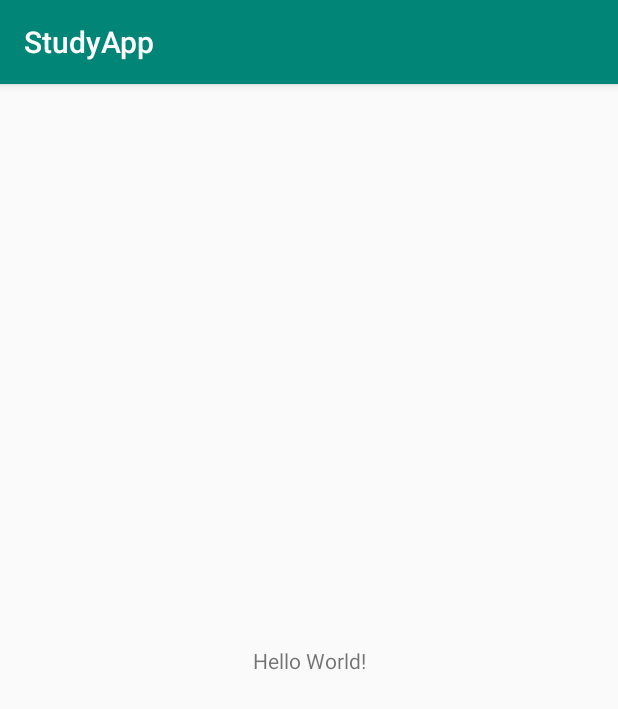
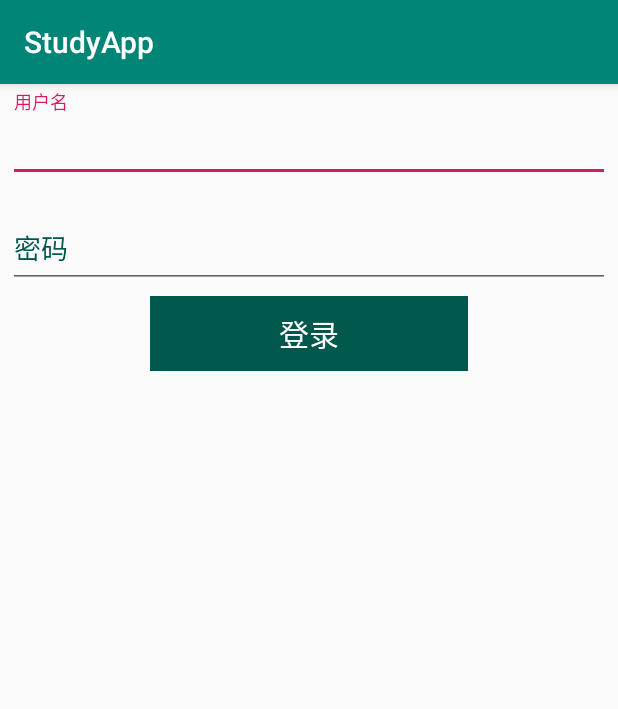
Before and after one commit to YinWuteng/StudyApp, an Android app: the screen it shows after launch (MainActivity before the commit, LoginActivity after it), on a phone screen of 412 x 824 dp. Shown: the top 709 px of the screen. Run offline under Robolectric (Android 15) with nearby library versions, the phone set to English and light mode, and no system bars.

Commit message:
模拟登录，消除btn阴影

```diff
--- a/app/build.gradle
+++ b/app/build.gradle
@@ -25,4 +25,7 @@ dependencies {
     testImplementation 'junit:junit:4.12'
     androidTestImplementation 'com.android.support.test:runner:1.0.2'
     androidTestImplementation 'com.android.support.test.espresso:espresso-core:3.0.2'
+
+    //md
+    implementation 'com.android.support:design:27.1.1'
 }
--- /dev/null
+++ b/app/src/main/java/com/study/LoginActivity.java
@@ -0,0 +1,136 @@
+package com.study;
+
+
+import android.annotation.SuppressLint;
+import android.content.Context;
+import android.content.Intent;
+import android.content.SharedPreferences;
+import android.os.Handler;
+import android.os.Message;
+import android.support.design.widget.TextInputLayout;
+import android.view.View;
+import android.view.animation.Animation;
+import android.view.animation.AnimationUtils;
+import android.view.animation.ScaleAnimation;
+import android.widget.Button;
+import android.widget.EditText;
+import android.widget.ProgressBar;
+
+import com.study.base.BaseActivity;
+import com.study.util.ToastUtils;
+
+/**
+ * 登录页面
+ */
+public class LoginActivity extends BaseActivity implements View.OnClickListener {
+
+    private EditText ed_user;
+    private EditText ed_password;
+    private Button btnLogin;
+    private ProgressBar login_progress_bar;
+    @SuppressLint("HandlerLeak")
+    private Handler handler = new Handler() {
+        @Override
+        public void handleMessage(Message msg) {
+            if (msg.what == 0) {
+                login_progress_bar.setVisibility(View.GONE);
+                checkNull(ed_user.getText().toString(), ed_password.getText().toString());
+            }
+        }
+    };
+
+    private Runnable runnable = new Runnable() {
+        @Override
+        public void run() {
+            Message message = new Message();
+            message.what = 0;
+            handler.handleMessage(message);
+        }
+    };
+
+    @Override
+    protected int getLayoutId() {
+        return R.layout.activity_login;
+    }
+
+    @Override
+    protected void findId() {
+
+        TextInputLayout tx_user_hint = findViewById(R.id.tx_user_hint);
+        TextInputLayout tx_password_hin = findViewById(R.id.tx_password_hint);
+        ed_user = findViewById(R.id.ed_user);
+        ed_password = findViewById(R.id.ed_password);
+
+
+        getUserInfo();
+        tx_user_hint.setHint(getResources().getString(R.string.user));
+        tx_password_hin.setHint(getResources().getString(R.string.password));
+
+        btnLogin = findViewById(R.id.btn_login);
+        btnLogin.setOnClickListener(this);
+
+        login_progress_bar = findViewById(R.id.login_progress_bar);
+    }
+
+    @Override
+    public void onClick(View v) {
+        switch (v.getId()) {
+            case R.id.btn_login:
+                login_progress_bar.setVisibility(View.VISIBLE);
+                //登录动画
+                showAnimation();
+                handler.postDelayed(runnable, 2000);
+                break;
+            default:
+                break;
+        }
+    }
+
+    private void showAnimation() {
+        Animation scaleAnimation = AnimationUtils.loadAnimation(this, R.anim.scaleanim);
+        btnLogin.startAnimation(scaleAnimation);
+    }
+
+    private void checkNull(String user, String password) {
+        if (null == user || null == password) {
+            ToastUtils.showToast(this, getResources().getString(R.string.user_or_password_null));
+        } else {
+            login(user, password);
+        }
+    }
+
+    private void login(String user, String password) {
+        if (user.equals("YinWuTeng") && password.equals("ywt@19930409")) {
+            saveData(user, password);
+            Intent intent = new Intent(LoginActivity.this, MainActivity.class);
+            startActivity(intent);
+            finish();
+        } else {
+            ToastUtils.showToast(LoginActivity.this, getResources().getString(R.string.user_or_password_error));
+        }
+    }
+
+    private void saveData(String user, String password) {
+        SharedPreferences preferences = getSharedPreferences("user_info", Context.MODE_PRIVATE);
+        SharedPreferences.Editor editor = preferences.edit();
+        editor.putString("user", user);
+        editor.putString("password", password);
+        editor.putBoolean("isLogin", true);
+        editor.apply();
+    }
+
+    private void getUserInfo() {
+        SharedPreferences preferences = getSharedPreferences("user_info", Context.MODE_PRIVATE);
+        boolean isLogin = preferences.getBoolean("isLogin", false);
+        if (isLogin) {
+            ed_user.setText(preferences.getString("user", "user"));
+            ed_password.setText(preferences.getString("password", "password"));
+        }
+    }
+
+    @Override
+    protected void onDestroy() {
+        super.onDestroy();
+        handler.removeCallbacks(runnable);
+    }
+}
--- /dev/null
+++ b/app/src/main/java/com/study/MyApplication.java
@@ -0,0 +1,23 @@
+package com.study;
+
+import android.app.Application;
+import android.content.Context;
+import android.content.SharedPreferences;
+
+public class MyApplication extends Application {
+    @Override
+    public void onCreate() {
+        super.onCreate();
+        createInfo();
+    }
+
+    private void createInfo(){
+        SharedPreferences preferences=getSharedPreferences("user_info", Context.MODE_PRIVATE);
+        SharedPreferences.Editor editor=preferences.edit();
+        editor.putString("user","");
+        editor.putString("password","");
+        //是否登录过
+        editor.putBoolean("isLogin",false);
+        editor.apply();
+    }
+}
--- /dev/null
+++ b/app/src/main/java/com/study/base/BaseActivity.java
@@ -0,0 +1,24 @@
+package com.study.base;
+
+import android.os.Bundle;
+import android.support.annotation.Nullable;
+import android.support.v7.app.AppCompatActivity;
+
+/**
+ * 基类activity
+ */
+public abstract class BaseActivity extends AppCompatActivity {
+
+
+    @Override
+    protected void onCreate(@Nullable Bundle savedInstanceState) {
+        super.onCreate(savedInstanceState);
+        int layoutId = getLayoutId();
+        setContentView(layoutId);
+        findId();
+    }
+
+    protected abstract int getLayoutId();
+
+    protected abstract void findId();
+}
--- /dev/null
+++ b/app/src/main/res/anim/scaleanim.xml
@@ -0,0 +1,12 @@
+<?xml version="1.0" encoding="utf-8"?>
+<scale xmlns:android="http://schemas.android.com/apk/res/android"
+    android:fromXScale="1.0"
+    android:fromYScale="1.0"
+    android:pivotX="50%"
+    android:pivotY="50%"
+    android:duration="500"
+    android:toXScale="0.8"
+    android:toYScale="0.8"
+    >
+
+</scale>
--- /dev/null
+++ b/app/src/main/res/layout/activity_login.xml
@@ -0,0 +1,59 @@
+<?xml version="1.0" encoding="utf-8"?>
+<LinearLayout xmlns:android="http://schemas.android.com/apk/res/android"
+    android:layout_width="match_parent"
+    android:layout_height="match_parent"
+    android:orientation="vertical">
+
+    <android.support.design.widget.TextInputLayout
+        android:id="@+id/tx_user_hint"
+        android:layout_width="match_parent"
+        android:layout_height="60dp"
+        android:layout_margin="5dp"
+        android:textColorHint="@color/colorPrimaryDark"
+        >
+
+        <EditText
+            android:id="@+id/ed_user"
+            android:layout_width="match_parent"
+            android:layout_height="match_parent"
+            android:maxLines="1" />
+    </android.support.design.widget.TextInputLayout>
+
+    <android.support.design.widget.TextInputLayout
+        android:id="@+id/tx_password_hint"
+        android:layout_width="match_parent"
+        android:layout_height="60dp"
+        android:layout_margin="5dp"
+        android:textColorHint="@color/colorPrimaryDark"
+        >
+
+        <EditText
+            android:id="@+id/ed_password"
+            android:layout_width="match_parent"
+            android:layout_height="match_parent"
+            android:inputType="textPassword"
+            />
+    </android.support.design.widget.TextInputLayout>
+
+    <Button
+        android:id="@+id/btn_login"
+        android:layout_width="match_parent"
+        android:layout_marginStart="100dp"
+        android:layout_marginEnd="100dp"
+        style="?android:attr/borderlessButtonStyle"
+        android:layout_height="wrap_content"
+        android:padding="10dp"
+        android:text="@string/login"
+        android:textSize="20sp"
+        android:textColor="@color/white"
+        android:background="@color/colorPrimaryDark"
+        />
+    <ProgressBar
+        android:id="@+id/login_progress_bar"
+        android:layout_width="wrap_content"
+        android:layout_height="wrap_content"
+        android:layout_gravity="center_horizontal"
+        android:layout_marginTop="50dp"
+        android:visibility="gone"
+        />
+</LinearLayout>
--- a/app/src/main/res/values/colors.xml
+++ b/app/src/main/res/values/colors.xml
@@ -3,4 +3,5 @@
     <color name="colorPrimary">#008577</color>
     <color name="colorPrimaryDark">#00574B</color>
     <color name="colorAccent">#D81B60</color>
+    <color name="white">#FFFFFF</color>
 </resources>
--- a/app/src/main/res/values/strings.xml
+++ b/app/src/main/res/values/strings.xml
@@ -1,3 +1,8 @@
 <resources>
     <string name="app_name">StudyApp</string>
+    <string name="login">登录</string>
+    <string name="user">用户名</string>
+    <string name="password">密码</string>
+    <string name="user_or_password_null">用户名或密码为空</string>
+    <string name="user_or_password_error">用户名或密码错误</string>
 </resources>
```
Also changed, not shown: app/src/main/AndroidManifest.xml (+14 -2 lines), app/src/main/java/com/study/util/ToastUtils.java (added, +10 -0 lines).
